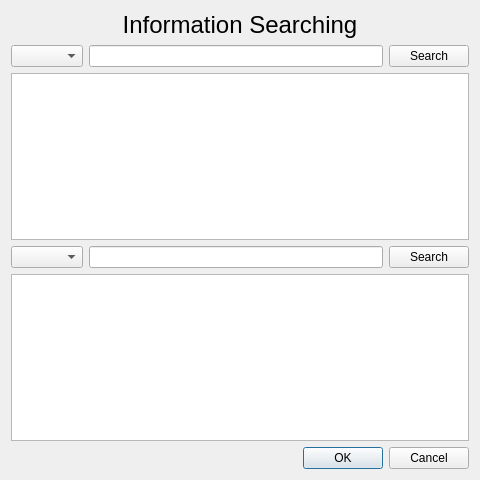
Before: the Qt Designer form searchingdialog.ui in ChunJeong27/CRMMiniProject, drawn with Qt 5.
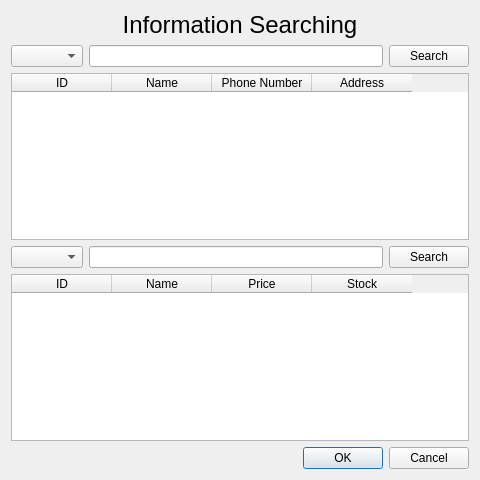
After: the same form once the commit is applied.

```diff
--- a/searchingdialog.ui
+++ b/searchingdialog.ui
@@ -47,7 +47,28 @@
     </layout>
    </item>
    <item>
-    <widget class="QTableView" name="clientTableView"/>
+    <widget class="QTableWidget" name="clientTableWidget">
+     <column>
+      <property name="text">
+       <string>ID</string>
+      </property>
+     </column>
+     <column>
+      <property name="text">
+       <string>Name</string>
+      </property>
+     </column>
+     <column>
+      <property name="text">
+       <string>Phone Number</string>
+      </property>
+     </column>
+     <column>
+      <property name="text">
+       <string>Address</string>
+      </property>
+     </column>
+    </widget>
    </item>
    <item>
     <layout class="QHBoxLayout" name="horizontalLayout_2">
@@ -67,7 +88,28 @@
     </layout>
    </item>
    <item>
-    <widget class="QTableView" name="productTableView"/>
+    <widget class="QTableWidget" name="productTableWidget">
+     <column>
+      <property name="text">
+       <string>ID</string>
+      </property>
+     </column>
+     <column>
+      <property name="text">
+       <string>Name</string>
+      </property>
+     </column>
+     <column>
+      <property name="text">
+       <string>Price</string>
+      </property>
+     </column>
+     <column>
+      <property name="text">
+       <string>Stock</string>
+      </property>
+     </column>
+    </widget>
    </item>
    <item>
     <widget class="QDialogButtonBox" name="buttonBox">
```
